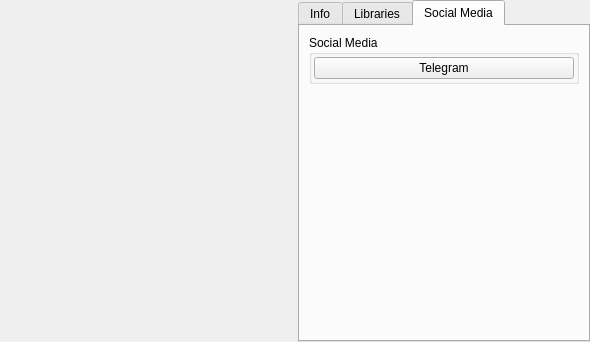
Old version of the form xaboutwidget.ui in the repository horsicq/XAboutWidget.
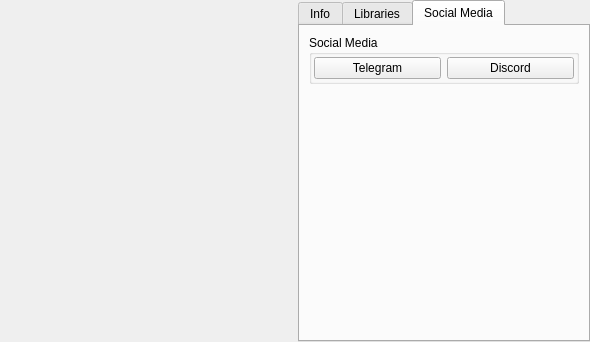
New version of the form. The open tabs and pages were chosen to show the change.

Commit message: add Discord to Social Media section

```diff
--- a/xaboutwidget.ui
+++ b/xaboutwidget.ui
@@ -235,6 +235,13 @@
             </property>
            </widget>
           </item>
+          <item>
+           <widget class="QPushButton" name="pushButtonDiscord">
+            <property name="text">
+             <string notr="true">Discord</string>
+            </property>
+           </widget>
+          </item>
          </layout>
         </widget>
        </item>
```
The commit also changes 2 other files.
